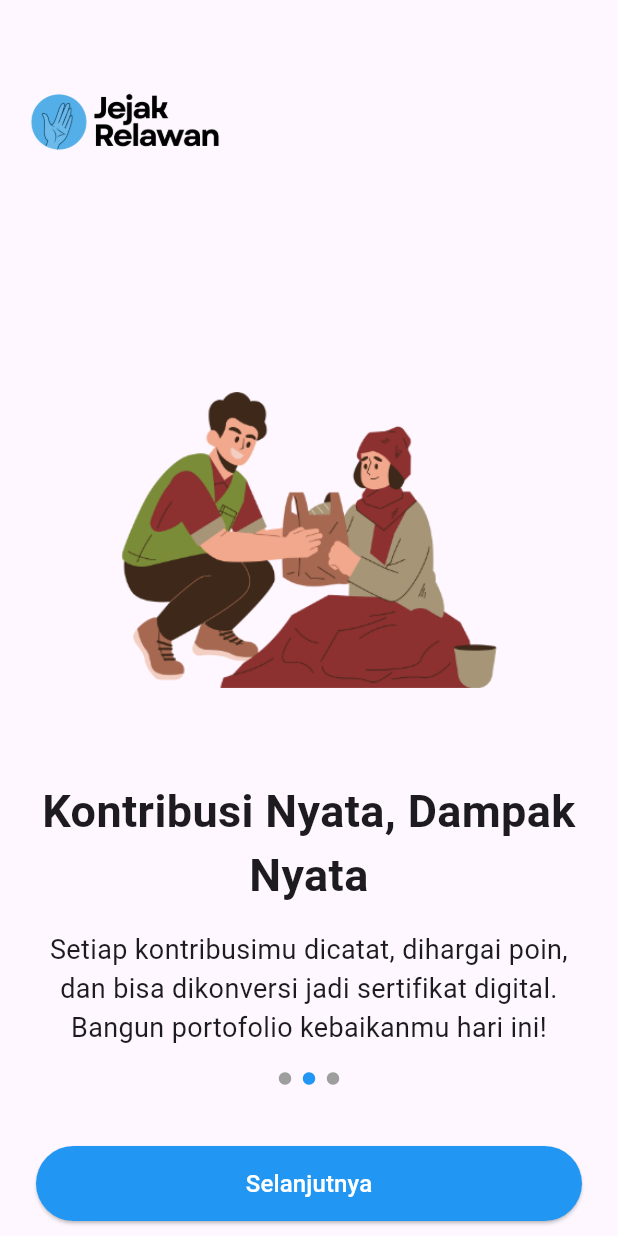
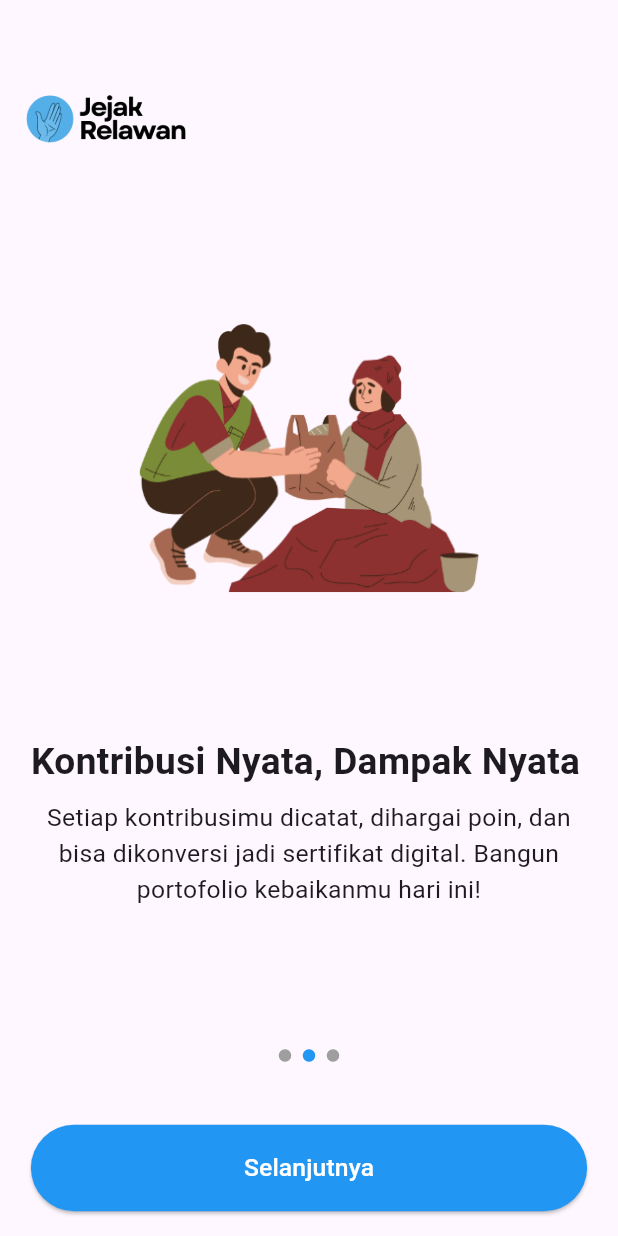
Before and after one commit to fadhailabima/flutter_jejakrelawan, a Flutter app: the screen it shows after launch, after a tap on "Selanjutnya", on a phone screen of 412 x 824 dp. Run offline on Flutter 3.47's test engine with Material 3 defaults, Android fonts, the light colour scheme and no system bars; our stand-ins replace image_picker, shared_preferences.

Commit message:
debugging feature

```diff
--- a/lib/onboarding_screen.dart
+++ b/lib/onboarding_screen.dart
@@ -14,10 +14,11 @@ class _OnboardingScreenState extends State<OnboardingScreen> {
 
   @override
   Widget build(BuildContext context) {
+    final size = MediaQuery.of(context).size;
+
     return Scaffold(
       body: Stack(
         children: [
-          // PageView untuk slide onboarding
           PageView(
             controller: _pageController,
             onPageChanged: (index) {
@@ -26,80 +27,64 @@ class _OnboardingScreenState extends State<OnboardingScreen> {
               });
             },
             children: [
-              // Slide 1
               _buildOnboardingSlide(
                 imagePath: 'assets/onboarding_slide1.png',
                 title: 'Jadilah Bagian dari Perubahan Sosial',
                 description:
                     'Jejak Relawan menghubungkanmu dengan berbagai kampanye sosial di sekitarmu. Temukan aksi nyata yang sesuai dengan keahlian dan waktumu!',
+                size: size,
               ),
-              // Slide 2
               _buildOnboardingSlide(
                 imagePath: 'assets/onboarding_slide2.png',
                 title: 'Kontribusi Nyata, Dampak Nyata',
                 description:
                     'Setiap kontribusimu dicatat, dihargai poin, dan bisa dikonversi jadi sertifikat digital. Bangun portofolio kebaikanmu hari ini!',
+                size: size,
               ),
-              // Slide 3
               _buildOnboardingSlide(
                 imagePath: 'assets/onboarding_slide3.png',
                 title: 'Gabung Komunitas Relawan Hebat',
                 description:
                     'Temui relawan lain, naikkan peringkat di leaderboard, dan rasakan semangat kolaborasi di setiap kampanye yang kamu ikuti!',
+                size: size,
               ),
             ],
           ),
-
-          // Logo di pojok kiri atas
           Positioned(
-            top: 0, // Tambahkan jarak dari atas
-            left: 0, // Tambahkan jarak dari kiri
+            left: 0,
             child: Image.asset(
               'assets/logo_apps.png',
-              height: 170, // Sesuaikan ukuran logo jika terlalu besar
-              width: 170, // Sesuaikan ukuran logo jika terlalu besar
+              height: size.height * 0.2,
+              width: size.width * 0.35,
             ),
           ),
-
-          // Indikator dan tombol di bagian bawah
           SafeArea(
             child: Padding(
-              padding: const EdgeInsets.only(
-                left: 24.0,
-                right: 24.0,
-                bottom: 10.0, // tambahkan bottom padding lebih besar
+              padding: EdgeInsets.symmetric(
+                horizontal: size.width * 0.05,
+                vertical: size.height * 0.02,
               ),
               child: Column(
                 mainAxisAlignment: MainAxisAlignment.end,
                 children: [
-                  // Indikator titik
                   Row(
                     mainAxisAlignment: MainAxisAlignment.center,
-                    children: [
-                      Icon(
+                    children: List.generate(3, (index) {
+                      return Padding(
+                        padding: const EdgeInsets.symmetric(horizontal: 3.0),
+                        child: Icon(
                           Icons.circle,
                           size: 10,
-                        color: _currentPage == 0 ? Colors.blue : Colors.grey,
+                          color:
+                              _currentPage == index ? Colors.blue : Colors.grey,
                         ),
-                      const SizedBox(width: 6),
-                      Icon(
-                        Icons.circle,
-                        size: 10,
-                        color: _currentPage == 1 ? Colors.blue : Colors.grey,
+                      );
+                    }),
                   ),
-                      const SizedBox(width: 6),
-                      Icon(
-                        Icons.circle,
-                        size: 10,
-                        color: _currentPage == 2 ? Colors.blue : Colors.grey,
-                      ),
-                    ],
-                  ),
-                  const SizedBox(height: 40),
-                  // Tombol Selanjutnya
+                  SizedBox(height: size.height * 0.05),
                   SizedBox(
                     width: double.infinity,
-                    height: 50,
+                    height: size.height * 0.07,
                     child: ElevatedButton(
                       style: ElevatedButton.styleFrom(
                         backgroundColor: Colors.blue,
@@ -124,8 +109,8 @@ class _OnboardingScreenState extends State<OnboardingScreen> {
                       },
                       child: Text(
                         _currentPage < 2 ? 'Selanjutnya' : 'Selesai',
-                        style: const TextStyle(
-                          fontSize: 16,
+                        style: TextStyle(
+                          fontSize: size.height * 0.02,
                           color: Colors.white,
                         ),
                       ),
@@ -144,40 +129,37 @@ class _OnboardingScreenState extends State<OnboardingScreen> {
     required String imagePath,
     required String title,
     required String description,
+    required Size size,
   }) {
     return Padding(
-      padding: const EdgeInsets.all(24.0),
+      padding: EdgeInsets.all(size.width * 0.05),
       child: Column(
         crossAxisAlignment: CrossAxisAlignment.start,
         children: [
-          const SizedBox(height: 150),
+          SizedBox(height: size.height * 0.15),
           Center(
             child: Image.asset(
               imagePath,
-              height: 380,
-              width: 380,
+              height: size.height * 0.4,
+              width: size.width * 0.8,
             ),
           ),
-          Transform.translate(
-            offset: const Offset(0, -35),
-            child: Text(
+          SizedBox(height: size.height * 0.02),
+          Text(
             title,
-              style: const TextStyle(
-                fontSize: 30,
+            style: TextStyle(
+              fontSize: size.height * 0.03,
               fontWeight: FontWeight.bold,
             ),
             textAlign: TextAlign.center,
           ),
-          ),
-          Transform.translate(
-            offset: const Offset(0, -20),
-            child: Text(
+          SizedBox(height: size.height * 0.01),
+          Text(
             description,
-              style: const TextStyle(
-                fontSize: 18,
+            style: TextStyle(
+              fontSize: size.height * 0.02,
             ),
             textAlign: TextAlign.center,
-            ),
           ),
         ],
       ),
--- a/lib/splash_screen.dart
+++ b/lib/splash_screen.dart
@@ -22,13 +22,20 @@ class _SplashScreenState extends State<SplashScreen> {
 
   @override
   Widget build(BuildContext context) {
+    final screenWidth = MediaQuery.of(context).size.width;
+
     return Scaffold(
       backgroundColor: Colors.white,
       body: Center(
         child: Image.asset(
           'assets/onboarding_gif.gif',
-          width: 250,
+          width: screenWidth * 0.6,
           fit: BoxFit.contain,
+          errorBuilder: (context, error, stackTrace) => const Icon(
+            Icons.broken_image,
+            size: 50,
+            color: Colors.grey,
+          ),
         ),
       ),
     );
```
Also changed, not shown: lib/login_screen.dart (+18 -19 lines), pubspec.yaml (+0 -10 lines). Lines whose indentation alone changed are shown as unchanged.
